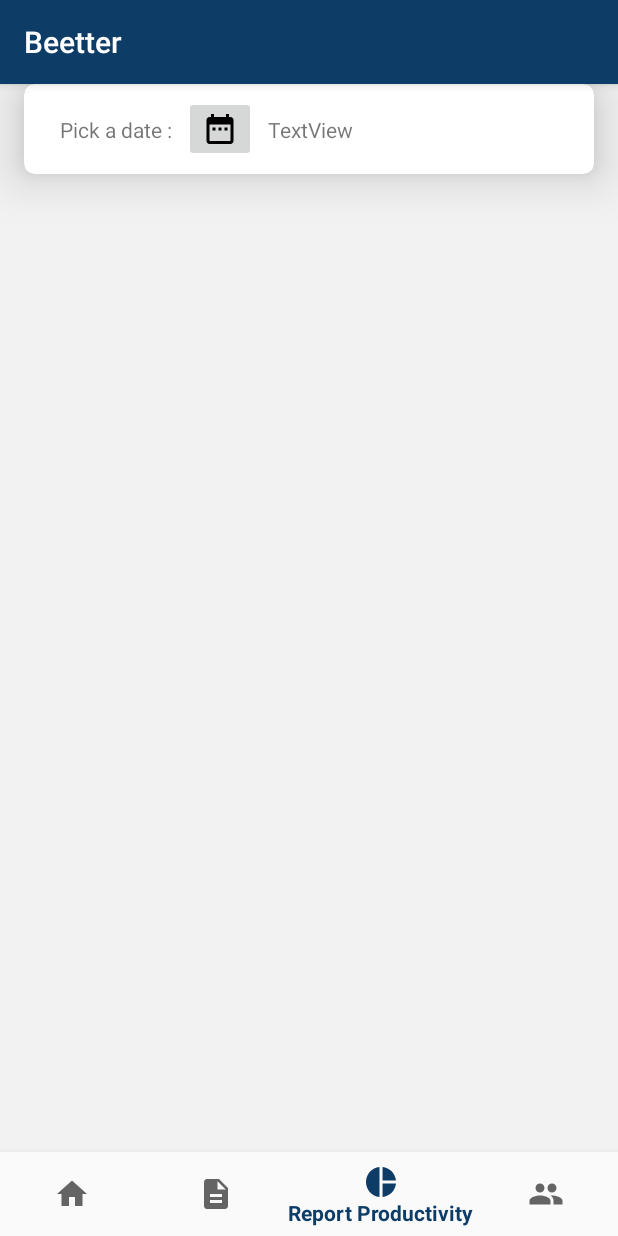
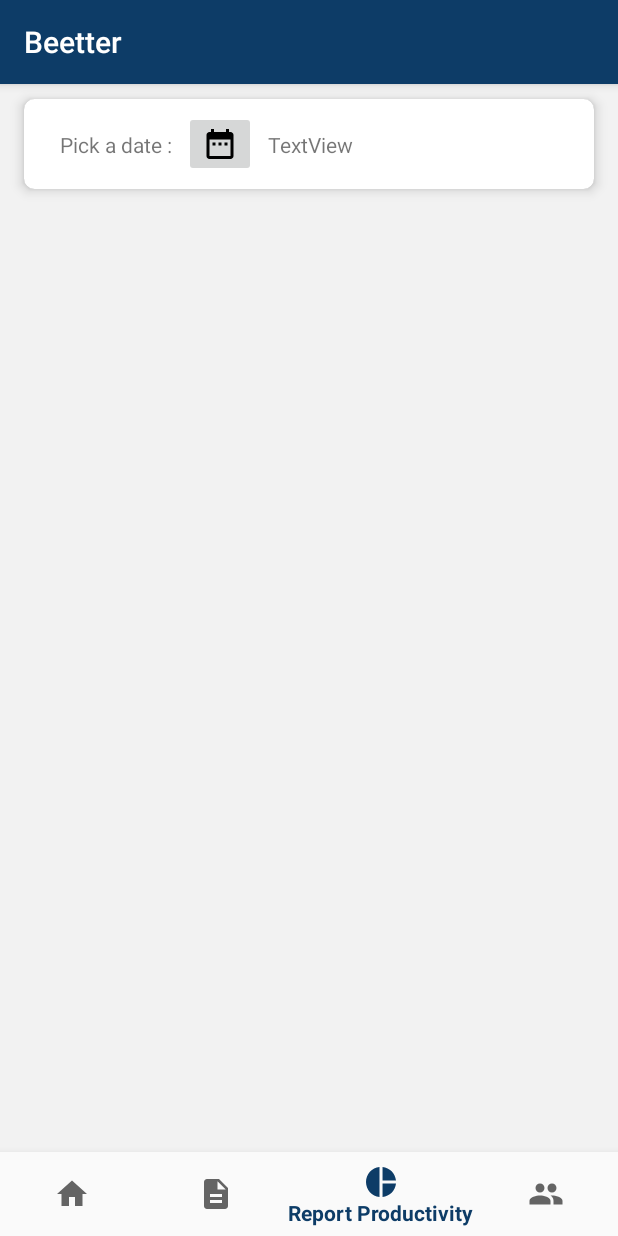
Before and after one commit to aldizzaldi/beetter-android, an Android app: the ReportProductivityFragment screen opened through its navigation route, on a phone screen of 412 x 824 dp. Run offline under Robolectric (Android 15) with nearby library versions, the phone set to English and light mode, and no system bars; our stand-ins replace navigation-ui; 1 statement that could not run was skipped.

Commit message:
fixing elevation card

```diff
--- a/app/src/main/res/layout/daily_report.xml
+++ b/app/src/main/res/layout/daily_report.xml
@@ -11,11 +11,11 @@
         android:layout_width="match_parent"
         android:layout_height="wrap_content"
         android:layout_marginStart="16dp"
-        android:layout_marginTop="8dp"
+        android:layout_marginTop="10dp"
         android:layout_marginEnd="16dp"
         app:cardBackgroundColor="@android:color/white"
         app:cardCornerRadius="7dp"
-        app:cardElevation="20dp"
+        app:cardElevation="5dp"
         app:layout_constraintEnd_toEndOf="parent"
         app:layout_constraintStart_toStartOf="parent"
         app:layout_constraintTop_toTopOf="parent">
--- a/app/src/main/res/layout/daily_report_item.xml
+++ b/app/src/main/res/layout/daily_report_item.xml
@@ -14,8 +14,7 @@
         android:layout_marginTop="8dp"
         android:layout_marginEnd="16dp"
         app:cardCornerRadius="7dp"
-        app:cardElevation="20dp"
-        app:cardMaxElevation="50dp"
+        app:cardElevation="5dp"
         app:layout_constraintEnd_toEndOf="parent"
         app:layout_constraintHorizontal_bias="1.0"
         app:layout_constraintStart_toStartOf="parent"
--- a/app/src/main/res/layout/home.xml
+++ b/app/src/main/res/layout/home.xml
@@ -11,9 +11,10 @@
         android:layout_width="match_parent"
         android:layout_height="wrap_content"
         android:layout_marginStart="16dp"
-        android:layout_marginTop="8dp"
+        android:layout_marginTop="10dp"
         android:layout_marginEnd="16dp"
         app:cardCornerRadius="7dp"
+        app:cardElevation="5dp"
         app:layout_constraintEnd_toEndOf="parent"
         app:layout_constraintStart_toStartOf="parent"
         app:layout_constraintTop_toTopOf="parent">
--- a/app/src/main/res/layout/list_team_item.xml
+++ b/app/src/main/res/layout/list_team_item.xml
@@ -11,7 +11,7 @@
         android:layout_marginEnd="16dp"
         android:layout_marginBottom="10dp"
         app:cardCornerRadius="7dp"
-        app:cardElevation="20dp"
+        app:cardElevation="5dp"
         app:cardMaxElevation="50dp"
         app:layout_constraintBottom_toBottomOf="parent"
         app:layout_constraintEnd_toEndOf="parent"
--- a/app/src/main/res/layout/login.xml
+++ b/app/src/main/res/layout/login.xml
@@ -45,7 +45,6 @@
         android:padding="10dp"
         android:textColorHint="#BDBDBD"
         app:layout_constraintEnd_toEndOf="parent"
-        app:layout_constraintHorizontal_bias="0.473"
         app:layout_constraintStart_toStartOf="parent"
         app:layout_constraintTop_toBottomOf="@+id/view4" />
 
@@ -62,7 +61,6 @@
         android:padding="10dp"
         android:textColorHint="#BDBDBD"
         app:layout_constraintEnd_toEndOf="parent"
-        app:layout_constraintHorizontal_bias="0.526"
         app:layout_constraintStart_toStartOf="parent"
         app:layout_constraintTop_toBottomOf="@+id/username" />
 
@@ -72,7 +70,7 @@
         android:layout_height="40dp"
         android:layout_marginStart="70dp"
 
-        android:layout_marginTop="50dp"
+        android:layout_marginTop="35dp"
         android:layout_marginEnd="70dp"
         android:background="@drawable/buttonshape"
         android:shadowColor="#A8A8A8"
--- a/app/src/main/res/layout/profile.xml
+++ b/app/src/main/res/layout/profile.xml
@@ -93,7 +93,7 @@
         android:layout_marginEnd="16dp"
         android:background="#F2F2F2"
         app:cardCornerRadius="7dp"
-        app:cardElevation="20dp"
+        app:cardElevation="5dp"
         app:cardMaxElevation="5dp"
         app:layout_constraintEnd_toEndOf="parent"
         app:layout_constraintStart_toStartOf="parent"
--- a/app/src/main/res/layout/report_productivity.xml
+++ b/app/src/main/res/layout/report_productivity.xml
@@ -11,14 +11,14 @@
         android:layout_width="match_parent"
         android:layout_height="wrap_content"
         android:layout_marginStart="16dp"
-        android:layout_marginTop="16dp"
+        android:layout_marginTop="10dp"
         android:layout_marginEnd="16dp"
         app:cardBackgroundColor="@android:color/white"
         app:cardCornerRadius="7dp"
-        app:cardElevation="20dp"
+        app:cardElevation="5dp"
         app:layout_constraintEnd_toEndOf="parent"
         app:layout_constraintStart_toStartOf="parent"
-        app:layout_constraintTop_toBottomOf="@+id/toolnbar">
+        app:layout_constraintTop_toTopOf="parent">
 
         <androidx.constraintlayout.widget.ConstraintLayout
             android:layout_width="match_parent"
--- a/app/src/main/res/layout/report_productivity_item.xml
+++ b/app/src/main/res/layout/report_productivity_item.xml
@@ -11,6 +11,7 @@
         android:layout_height="wrap_content"
         android:layout_marginTop="8dp"
         app:cardCornerRadius="7dp"
+        app:cardElevation="5dp"
         app:layout_constraintBottom_toBottomOf="parent"
         app:layout_constraintEnd_toEndOf="parent"
         app:layout_constraintStart_toStartOf="parent"
--- a/app/src/main/res/layout/team.xml
+++ b/app/src/main/res/layout/team.xml
@@ -21,10 +21,10 @@
         android:background="#BBBBBB" />
 
     <Button
-        android:id="@+id/btnExitTeam"
+        android:id="@+id/btnGoToAnotherTeam"
         android:layout_width="match_parent"
         android:layout_height="wrap_content"
         android:gravity="clip_horizontal|clip_vertical"
-        android:text="Exit from this Team"
+        android:text="Go to Another Team"
         android:textAllCaps="false" />
 </LinearLayout>
```
